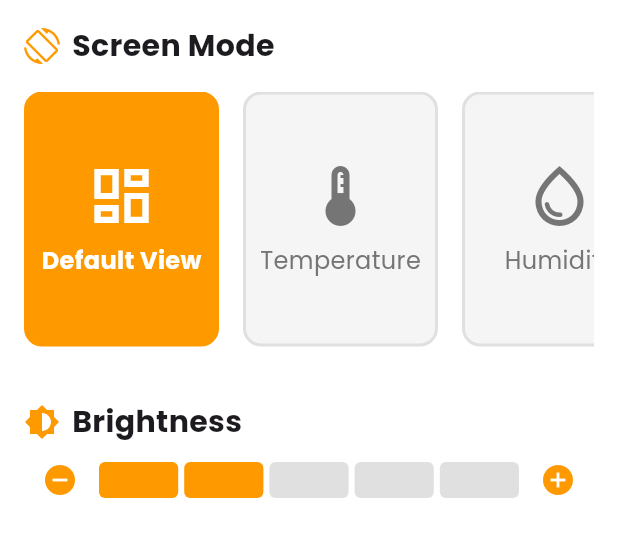
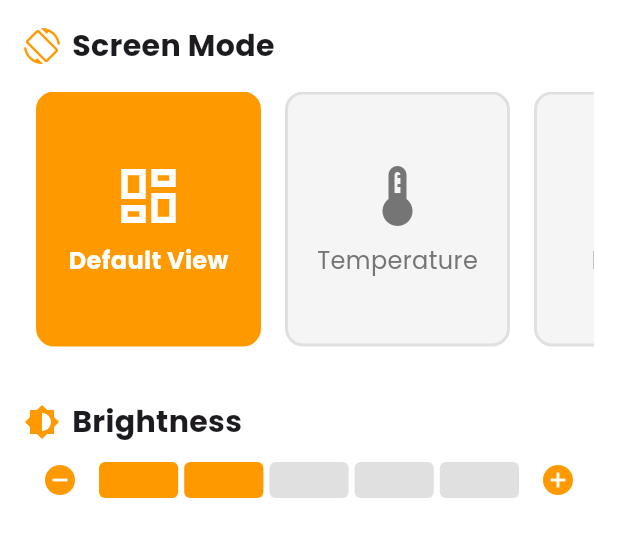
Before and after one commit to KempDewulf/envirosense-app, a Flutter app: the DeviceControlsTab widget shown alone on an empty page, opened directly, after a tap on the "remove circle" icon, on a phone screen of 412 x 824 dp. Shown: the top 537 px of the screen. Run offline on Flutter 3.47's test engine with Material 3 defaults, Android fonts, the phone set to English and light mode, and no system bars; our stand-ins replace dotted_border, firebase_auth, firebase_core, firebase_messaging, flutter_dotenv, google_fonts and 4 more; missing offline and left inert: mobile_scanner; accounts and stored records are empty; network calls fail.

Commit message:
feat: refactor DeviceControlsTab layout to use ListView and improve brightness control UI

```diff
--- a/lib/presentation/widgets/tabs/device_controls_tab.dart
+++ b/lib/presentation/widgets/tabs/device_controls_tab.dart
@@ -16,15 +16,12 @@ class _DeviceControlsTabState extends State<DeviceControlsTab> {
 
   @override
   Widget build(BuildContext context) {
-    return Padding(
+    return ListView(
       padding: const EdgeInsets.all(16.0),
-      child: Column(
-        crossAxisAlignment: CrossAxisAlignment.start,
       children: [
         Row(
           children: [
-              const Icon(Icons.screen_rotation,
-                  color: AppColors.secondaryColor),
+            const Icon(Icons.screen_rotation, color: AppColors.secondaryColor),
             const SizedBox(width: 8),
             const Text(
               'Screen Mode',
@@ -74,6 +71,46 @@ class _DeviceControlsTabState extends State<DeviceControlsTab> {
         ),
         _buildBrightnessControl(),
       ],
+    );
+  }
+
+  Widget _buildModeCard(DisplayMode mode, String title, IconData icon) {
+    final isSelected = _selectedMode == mode;
+    return Padding(
+      padding: const EdgeInsets.symmetric(horizontal: 8.0),
+      child: InkWell(
+        onTap: () => setState(() => _selectedMode = mode),
+        child: Container(
+          width: 150,
+          padding: const EdgeInsets.symmetric(horizontal: 16.0),
+          decoration: BoxDecoration(
+            color: isSelected ? AppColors.secondaryColor : Colors.grey[100],
+            borderRadius: BorderRadius.circular(12),
+            border: Border.all(
+              color: isSelected ? AppColors.secondaryColor : Colors.grey[300]!,
+              width: 2,
+            ),
+          ),
+          child: Column(
+            mainAxisAlignment: MainAxisAlignment.center,
+            children: [
+              Icon(
+                icon,
+                size: 48,
+                color: isSelected ? Colors.white : Colors.grey[600],
+              ),
+              const SizedBox(height: 8),
+              Text(
+                title,
+                style: TextStyle(
+                  fontSize: 16,
+                  fontWeight: isSelected ? FontWeight.bold : FontWeight.normal,
+                  color: isSelected ? Colors.white : Colors.grey[600],
+                ),
+              ),
+            ],
+          ),
+        ),
       ),
     );
   }
@@ -83,7 +120,7 @@ class _DeviceControlsTabState extends State<DeviceControlsTab> {
       children: [
         IconButton(
           onPressed: () {
-            if (_brightnessLevel > 0) {
+            if (_brightnessLevel > 1) {
               setState(() => _brightnessLevel--);
             }
           },
@@ -120,44 +157,4 @@ class _DeviceControlsTabState extends State<DeviceControlsTab> {
       ],
     );
   }
-
-  Widget _buildModeCard(DisplayMode mode, String title, IconData icon) {
-    final isSelected = _selectedMode == mode;
-    return Padding(
-      padding: const EdgeInsets.only(right: 16.0),
-      child: InkWell(
-        onTap: () => setState(() => _selectedMode = mode),
-        child: Container(
-          width: 130,
-          decoration: BoxDecoration(
-            color: isSelected ? AppColors.secondaryColor : Colors.grey[100],
-            borderRadius: BorderRadius.circular(12),
-            border: Border.all(
-              color: isSelected ? AppColors.secondaryColor : Colors.grey[300]!,
-              width: 2,
-            ),
-          ),
-          child: Column(
-            mainAxisAlignment: MainAxisAlignment.center,
-            children: [
-              Icon(
-                icon,
-                size: 48,
-                color: isSelected ? AppColors.whiteColor : Colors.grey[600],
-              ),
-              const SizedBox(height: 8),
-              Text(
-                title,
-                style: TextStyle(
-                  fontSize: 16,
-                  fontWeight: isSelected ? FontWeight.bold : FontWeight.normal,
-                  color: isSelected ? AppColors.whiteColor : Colors.grey[600],
-                ),
-              ),
-            ],
-          ),
-        ),
-      ),
-    );
 }
-}
```
Lines whose indentation alone changed are shown as unchanged.
